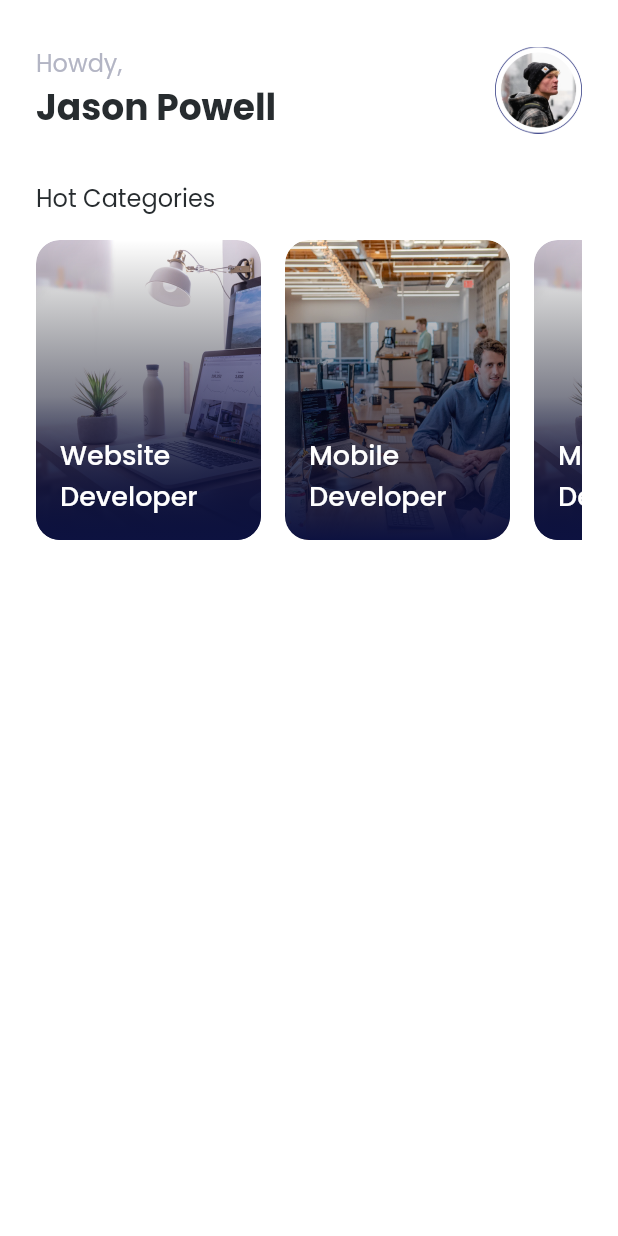
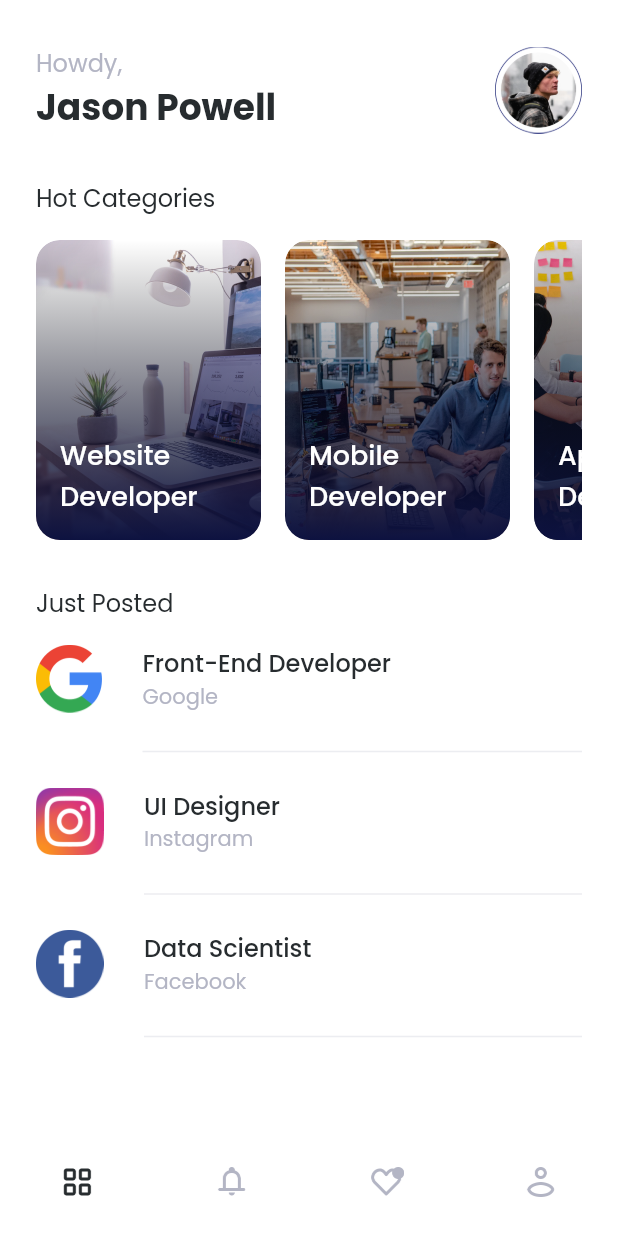
Before and after one commit to antasofa7/bwa_future_jobs, a Flutter app: the HomePage screen opened directly, on a phone screen of 412 x 824 dp. Run offline on Flutter 3.47's test engine with Material 2 defaults, Android fonts, the phone set to English and light mode, and no system bars; our stand-ins replace email_validator, google_fonts.

Commit message:
- add job lists in home page; - refactoring/split job tile; - add category page.

```diff
--- a/lib/pages/home_page.dart
+++ b/lib/pages/home_page.dart
@@ -1,6 +1,7 @@
 import 'package:flutter/material.dart';
 import 'package:future_job/theme.dart';
 import 'package:future_job/widget/category_tile.dart';
+import 'package:future_job/widget/job_tile.dart';
 
 class HomePage extends StatelessWidget {
   const HomePage({Key? key}) : super(key: key);
@@ -49,13 +50,13 @@ class HomePage extends StatelessWidget {
                   children: const [
                     CategoryTile(
                         name: 'Website Developer',
-                        imageUrl: 'assets/card_category.png'),
+                        imageUrl: 'assets/category_1.png'),
                     CategoryTile(
                         name: 'Mobile Developer',
                         imageUrl: 'assets/category_2.png'),
                     CategoryTile(
-                        name: 'Mobile Developer',
-                        imageUrl: 'assets/card_category.png'),
+                        name: 'App Designer',
+                        imageUrl: 'assets/category_3.png'),
                   ],
                 ),
               )
@@ -63,13 +64,67 @@ class HomePage extends StatelessWidget {
           ));
     }
 
+    Widget justPosted() {
+      return Container(
+        margin: const EdgeInsets.only(top: 30),
+        child: Column(
+          crossAxisAlignment: CrossAxisAlignment.start,
+          children: [
+            Text(
+              'Just Posted',
+              style: blackTextStyle.copyWith(fontSize: 16),
+            ),
+            const JobTile(
+                imageUrl: 'assets/google.png',
+                jobTitle: 'Front-End Developer',
+                companyName: 'Google'),
+            const JobTile(
+                imageUrl: 'assets/instagram.png',
+                jobTitle: 'UI Designer',
+                companyName: 'Instagram'),
+            const JobTile(
+                imageUrl: 'assets/facebook.png',
+                jobTitle: 'Data Scientist',
+                companyName: 'Facebook')
+          ],
+        ),
+      );
+    }
+
     return Scaffold(
       backgroundColor: whiteColor,
+      bottomNavigationBar: Container(
+        margin: const EdgeInsets.only(top: 30),
+        child: BottomNavigationBar(
+            backgroundColor: whiteColor,
+            type: BottomNavigationBarType.fixed,
+            showSelectedLabels: false,
+            unselectedItemColor: greyColor,
+            selectedItemColor: blackColor,
+            currentIndex: 0,
+            elevation: 0,
+            iconSize: 24,
+            items: const [
+              BottomNavigationBarItem(
+                  icon: ImageIcon(AssetImage('assets/Icon_apps_outline.png')),
+                  label: ''),
+              BottomNavigationBarItem(
+                  icon: ImageIcon(
+                      AssetImage('assets/Icon_notification_outline.png')),
+                  label: ''),
+              BottomNavigationBarItem(
+                  icon: ImageIcon(AssetImage('assets/Icon_love_outline.png')),
+                  label: ''),
+              BottomNavigationBarItem(
+                  icon: ImageIcon(AssetImage('assets/Icon_user_outline.png')),
+                  label: ''),
+            ]),
+      ),
       body: SafeArea(
           child: Container(
         margin: const EdgeInsets.symmetric(horizontal: defaultMargin),
         child: ListView(
-          children: [header(), hotCategories()],
+          children: [header(), hotCategories(), justPosted()],
         ),
       )),
     );
--- /dev/null
+++ b/lib/widget/job_tile.dart
@@ -0,0 +1,50 @@
+import 'package:flutter/material.dart';
+import 'package:future_job/theme.dart';
+
+class JobTile extends StatelessWidget {
+  final String imageUrl;
+  final String jobTitle;
+  final String companyName;
+
+  const JobTile(
+      {Key? key,
+      required this.imageUrl,
+      required this.jobTitle,
+      required this.companyName})
+      : super(key: key);
+
+  @override
+  Widget build(BuildContext context) {
+    return Container(
+      margin: const EdgeInsets.only(top: 16),
+      child: Row(
+        crossAxisAlignment: CrossAxisAlignment.start,
+        children: [
+          Image.asset(
+            imageUrl,
+            height: 45,
+          ),
+          const SizedBox(width: 27),
+          Expanded(
+            child: Column(
+              crossAxisAlignment: CrossAxisAlignment.start,
+              children: [
+                Text(jobTitle,
+                    style: blackTextStyle.copyWith(
+                        fontSize: 16, fontWeight: medium)),
+                Text(companyName, style: greyTextStyle),
+                const SizedBox(
+                  height: 18,
+                ),
+                const Divider(
+                  color: Color(0xffECEDF1),
+                  thickness: 1,
+                )
+              ],
+            ),
+          )
+        ],
+      ),
+    );
+  }
+}
```
Also changed, not shown: lib/pages/category_page.dart (added, +132 -0 lines), lib/widget/category_tile.dart (+17 -5 lines), assets/Icon_apps_outline.png (added), assets/Icon_love_outline.png (added), assets/Icon_notification_outline.png (added), assets/Icon_user_outline.png (added), assets/bg_category.png (added), assets/card_category.png (deleted), assets/category_1.png (added), assets/category_3.png (added), assets/facebook.png (added), assets/google.png (added), assets/instagram.png (added).
